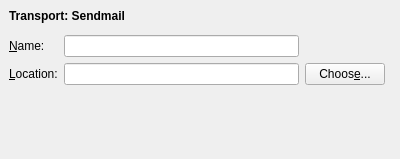
Old version of the form sendmailsettings.ui in the repository KDE/kmailtransport.
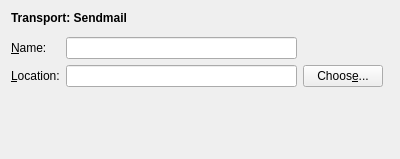
New version of the form. Custom widgets are drawn as their Qt base class.

```diff
--- a/sendmailsettings.ui
+++ b/sendmailsettings.ui
@@ -11,12 +11,6 @@
    </rect>
   </property>
   <layout class="QGridLayout" >
-   <property name="margin" >
-    <number>9</number>
-   </property>
-   <property name="spacing" >
-    <number>6</number>
-   </property>
    <item row="4" column="1" >
     <spacer>
      <property name="orientation" >
```
